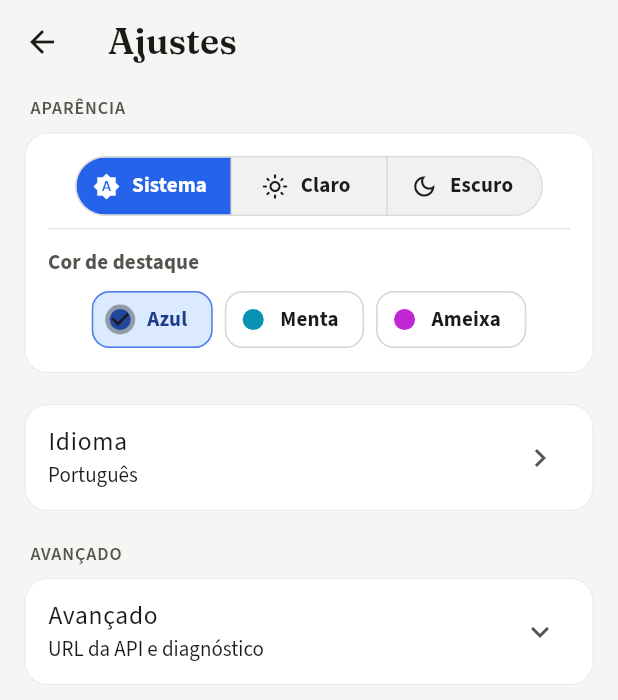
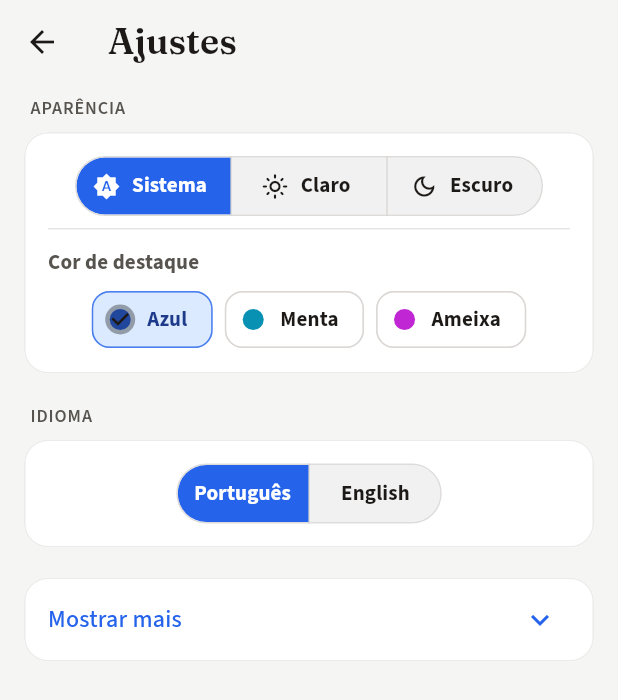
Before and after one commit to jobucaldas/217, a Flutter app: the screen it shows after launch, after a tap on the "settings" icon, on a phone screen of 412 x 824 dp. Shown: the top 700 px of the screen. Run offline on Flutter 3.47's test engine with Material 3 defaults, Android fonts, the phone set to English and light mode, and no system bars; our stand-ins replace flutter_local_notifications, flutter_secure_storage, flutter_timezone, google_fonts, timezone; missing offline and left inert: dart:html, flutter_web_auth_2; accounts and stored records are empty; network calls fail.

Commit message:
UX: show-more Advanced, language selector, magnetic FAB (#14)
Replace verbose Advanced copy with Mostrar mais/Show more, pick
language via segmented selector, float Record today as a stadium
edge-magnet control, and clear day marks by unselecting + Save.

```diff
--- a/mobile/lib/src/app.dart
+++ b/mobile/lib/src/app.dart
@@ -109,7 +109,7 @@ class _App217State extends State<App217> {
           portuguese: _portuguese,
           themeMode: _themeMode,
           palette: _palette,
-          onToggleLanguage: () => setState(() => _portuguese = !_portuguese),
+          onPortugueseChanged: (pt) => setState(() => _portuguese = pt),
           onThemeModeChanged: _setThemeMode,
           onPaletteChanged: _setPalette,
           onLogout: _user == null ? null : _logout,
--- a/mobile/lib/src/i18n.dart
+++ b/mobile/lib/src/i18n.dart
@@ -30,9 +30,10 @@ class Strings {
   String get connectionOk => pt ? 'API acessível' : 'API reachable';
   String get connectionFail => pt ? 'API inacessível' : 'API unreachable';
   String get advanced => pt ? 'Avançado' : 'Advanced';
-  String get advancedHint => pt
-      ? 'URL da API e diagnóstico'
-      : 'API URL and diagnostics';
+  String get showMore => pt ? 'Mostrar mais' : 'Show more';
+  String get showLess => pt ? 'Mostrar menos' : 'Show less';
+  String get languagePortuguese => 'Português';
+  String get languageEnglish => 'English';
   String get done => pt ? 'Pronto' : 'Done';
   String get clearNote => pt ? 'Limpar nota' : 'Clear note';
   String get darkMode => pt ? 'Tema escuro' : 'Dark theme';
--- a/mobile/lib/src/screens/settings_screen.dart
+++ b/mobile/lib/src/screens/settings_screen.dart
@@ -14,7 +14,7 @@ class SettingsPage extends StatefulWidget {
     required this.portuguese,
     required this.themeMode,
     required this.palette,
-    required this.onToggleLanguage,
+    required this.onPortugueseChanged,
     required this.onThemeModeChanged,
     required this.onPaletteChanged,
     required this.onApiBaseChanged,
@@ -26,7 +26,7 @@ class SettingsPage extends StatefulWidget {
   final bool portuguese;
   final ThemeMode themeMode;
   final AppPalette palette;
-  final VoidCallback onToggleLanguage;
+  final ValueChanged<bool> onPortugueseChanged;
   final ValueChanged<ThemeMode> onThemeModeChanged;
   final ValueChanged<AppPalette> onPaletteChanged;
   final VoidCallback onApiBaseChanged;
@@ -205,39 +205,57 @@ class _SettingsPageState extends State<SettingsPage> {
             ],
           ),
           const SizedBox(height: 20),
+          _SectionLabel(widget.strings.language),
           _SettingsSection(
             children: [
-              ListTile(
-                title: Text(widget.strings.language),
-                subtitle: Text(widget.portuguese ? 'Português' : 'English'),
-                trailing: Icon(
-                  Icons.chevron_right,
-                  color: scheme.onSurfaceVariant,
+              Padding(
+                padding: const EdgeInsets.fromLTRB(12, 12, 12, 12),
+                child: SegmentedButton<bool>(
+                  showSelectedIcon: false,
+                  segments: [
+                    ButtonSegment(
+                      value: true,
+                      label: Text(widget.strings.languagePortuguese),
+                    ),
+                    ButtonSegment(
+                      value: false,
+                      label: Text(widget.strings.languageEnglish),
+                    ),
+                  ],
+                  selected: {widget.portuguese},
+                  onSelectionChanged: (value) =>
+                      widget.onPortugueseChanged(value.first),
                 ),
-                onTap: widget.onToggleLanguage,
               ),
             ],
           ),
           const SizedBox(height: 20),
-          _SectionLabel(widget.strings.advanced),
           _SettingsSection(
             children: [
-              ListTile(
-                title: Text(widget.strings.advanced),
-                subtitle: Text(
-                  _advancedOpen
-                      ? widget.strings.apiBaseUrl
-                      : widget.strings.advancedHint,
+              if (!_advancedOpen)
+                ListTile(
+                  title: Text(
+                    widget.strings.showMore,
+                    style: text.titleMedium?.copyWith(color: scheme.primary),
+                  ),
+                  trailing: Icon(
+                    Icons.expand_more,
+                    color: scheme.primary,
+                  ),
+                  onTap: () => setState(() => _advancedOpen = true),
+                )
+              else ...[
+                ListTile(
+                  title: Text(
+                    widget.strings.showLess,
+                    style: text.titleMedium?.copyWith(color: scheme.primary),
+                  ),
+                  trailing: Icon(
+                    Icons.expand_less,
+                    color: scheme.primary,
+                  ),
+                  onTap: () => setState(() => _advancedOpen = false),
                 ),
-                trailing: Icon(
-                  _advancedOpen
-                      ? Icons.expand_less
-                      : Icons.expand_more,
-                  color: scheme.onSurfaceVariant,
-                ),
-                onTap: () => setState(() => _advancedOpen = !_advancedOpen),
-              ),
-              if (_advancedOpen) ...[
                 const Divider(height: 1, indent: 16, endIndent: 16),
                 Padding(
                   padding: const EdgeInsets.fromLTRB(16, 12, 16, 8),
```
Also changed, not shown: mobile/lib/src/prefs.dart (+16 -0 lines), mobile/lib/src/screens/calendar_screen.dart (+17 -14 lines), mobile/lib/src/screens/today_nudge.dart (+79 -17 lines), 4 other files.
